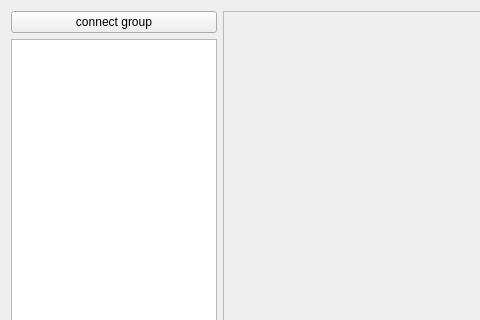
This is Client/window.ui in IldarS2000/Messenger as Qt 5 draws it before an edit; both pictures show x 0 to 480 and y 0 to 320 of the 750 by 500 pixel window. The edited form follows.
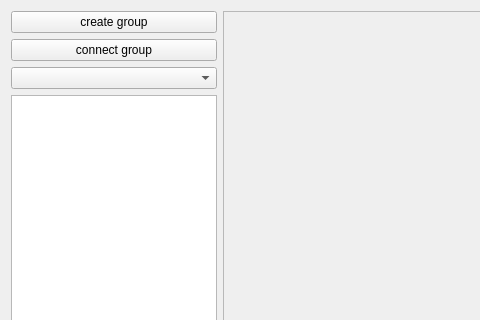
This is the edited form.

Commit message: enable loading screen form while attempt connection

```diff
--- a/Client/window.ui
+++ b/Client/window.ui
@@ -16,6 +16,13 @@
   <layout class="QGridLayout" name="gridLayout" columnstretch="40,100">
    <item row="0" column="0">
     <layout class="QVBoxLayout" name="verticalLayout">
+     <item>
+      <widget class="QPushButton" name="pushButton">
+       <property name="text">
+        <string>create group</string>
+       </property>
+      </widget>
+     </item>
      <item>
       <widget class="QPushButton" name="connectButton">
        <property name="text">
@@ -23,6 +30,9 @@
        </property>
       </widget>
      </item>
+     <item>
+      <widget class="QComboBox" name="comboBox"/>
+     </item>
      <item>
       <widget class="QListWidget" name="listWidget"/>
      </item>
```
The commit also changes 4 other files.
